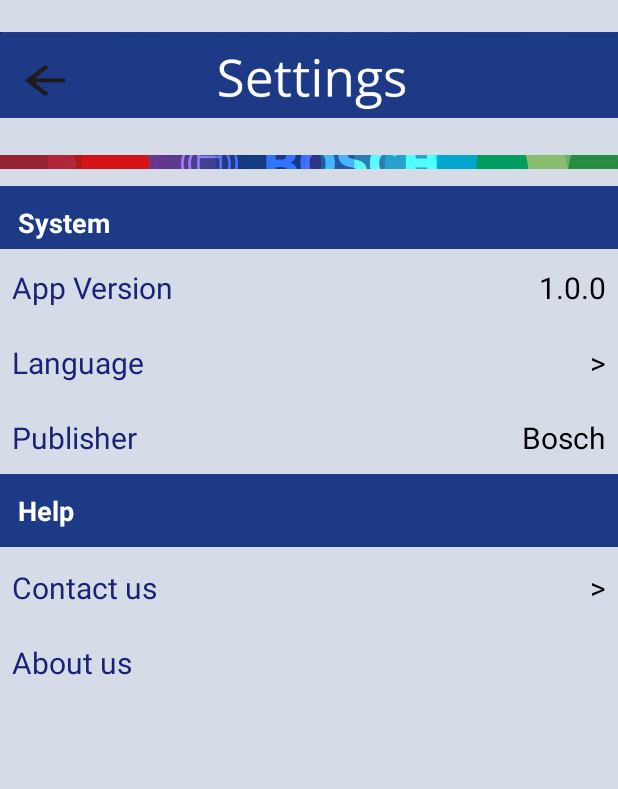
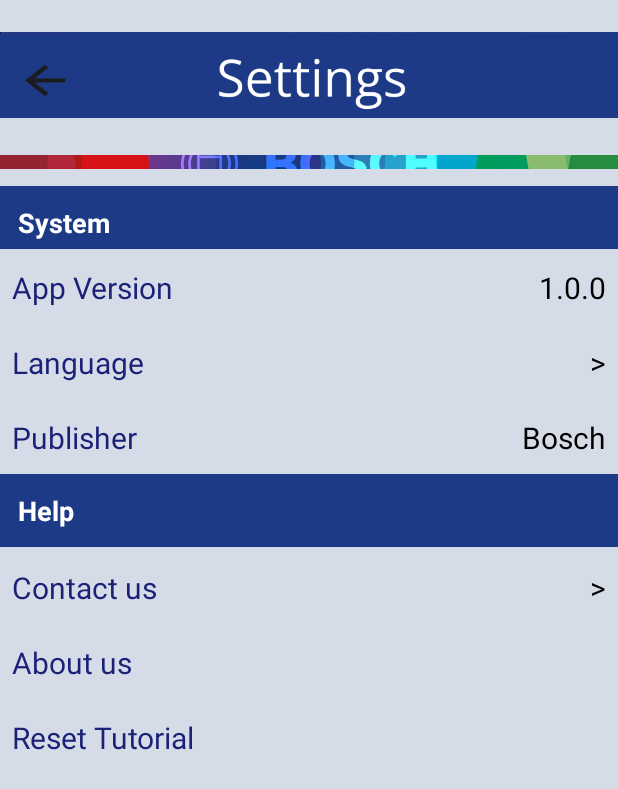
Before and after one commit to unique6246/sceneform-android-master, an Android app: the SettingsActivity screen opened directly, with no data from a screen before it, on a phone screen of 412 x 824 dp. Shown: the top 789 px of the screen. Run offline under Robolectric (Android 15) with nearby library versions, the phone set to English and light mode, and no system bars; network calls fail.

Commit message:
done front face

```diff
--- a/samples/ar-model-viewer/src/main/java/com/google/ar/sceneform/samples/gltf/SettingsActivity.kt
+++ b/samples/ar-model-viewer/src/main/java/com/google/ar/sceneform/samples/gltf/SettingsActivity.kt
@@ -27,31 +27,8 @@ class SettingsActivity : AppCompatActivity() {
             finish()
         }
 
-        // Onboarding elements
-        onboardingOverlay = findViewById(R.id.onboarding_overlay)
-        tutorialText = findViewById(R.id.tutorial_text)
-        nextButton = findViewById(R.id.next_button)
-        skipButton = findViewById(R.id.skip_button)
-
-        val sharedPreferences: SharedPreferences = getSharedPreferences("AppPrefs", MODE_PRIVATE)
-        val isFirstLaunch = sharedPreferences.getBoolean("isFirstLaunch_Settings", true)
-
-        if (!isFirstLaunch) {
-            onboardingOverlay.visibility = View.GONE // Hide overlay if already seen
-        } else {
-            showTutorialStep()
-        }
-
-        // Tutorial navigation
-        nextButton.setOnClickListener {
-            tutorialStep++
-            showTutorialStep()
-        }
-
-        // Skip tutorial
-        skipButton.setOnClickListener {
-            onboardingOverlay.visibility = View.GONE
-            saveFirstLaunchPreference()
+        findViewById<View>(R.id.reset_tutorial_button).setOnClickListener {
+            resetTutorial()
         }
 
         // Button listeners
@@ -64,41 +41,6 @@ class SettingsActivity : AppCompatActivity() {
         findViewById<View>(R.id.about_us_section).setOnClickListener {
             onAboutUsClick(it)
         }
-    }
-
-    private fun showTutorialStep() {
-        when (tutorialStep) {
-            0 -> {
-                tutorialText.text = "This is where you can see the app version."
-                findViewById<View>(R.id.highlight_version_section).visibility = View.VISIBLE
-            }
-            1 -> {
-                tutorialText.text = "Tap here to change your language settings."
-                findViewById<View>(R.id.highlight_language_section).visibility = View.VISIBLE
-                findViewById<View>(R.id.highlight_version_section).visibility = View.GONE
-            }
-            2 -> {
-                tutorialText.text = "Contact us if you need any help!"
-                findViewById<View>(R.id.highlight_contact_us_section).visibility = View.VISIBLE
-                findViewById<View>(R.id.highlight_language_section).visibility = View.GONE
-            }
-            3 -> {
-                tutorialText.text = "Learn more about us."
-                findViewById<View>(R.id.highlight_about_us_section).visibility = View.VISIBLE
-                findViewById<View>(R.id.highlight_contact_us_section).visibility = View.GONE
-            }
-            4 -> {
-                onboardingOverlay.visibility = View.GONE
-                saveFirstLaunchPreference()
-            }
-        }
-    }
-
-    private fun saveFirstLaunchPreference() {
-        val sharedPreferences: SharedPreferences = getSharedPreferences("AppPrefs", MODE_PRIVATE)
-        val editor = sharedPreferences.edit()
-        editor.putBoolean("isFirstLaunch_Settings", false) // Mark tutorial as completed
-        editor.apply()
     }
 
     // Method for "About Us" click
@@ -132,6 +74,18 @@ class SettingsActivity : AppCompatActivity() {
         chooser.putExtra(Intent.EXTRA_INITIAL_INTENTS, arrayOf(dialIntent))
         startActivity(chooser)
     }
+    private fun resetTutorial() {
+        val sharedPreferences: SharedPreferences = getSharedPreferences("AppPrefs", MODE_PRIVATE)
+        val editor = sharedPreferences.edit()
+
+        // Reset tutorial flags
+        editor.putBoolean("isFirstLaunch", true)
+        editor.putBoolean("isFirstLaunch_ModelView", true)
+
+        editor.apply()
+
+        Toast.makeText(this, "Tutorials reset successfully!", Toast.LENGTH_SHORT).show()
+    }
 
     // Method for "Language" click
     fun onLanguageClick(view: View) {
--- a/samples/ar-model-viewer/src/main/res/layout/activity_main7.xml
+++ b/samples/ar-model-viewer/src/main/res/layout/activity_main7.xml
@@ -198,81 +198,28 @@
                 android:textColor="#192276"
                 android:textSize="20sp" />
     </LinearLayout>
-    <RelativeLayout
-            android:id="@+id/onboarding_overlay"
+    <LinearLayout
+            android:id="@+id/reset_tutorial_button"
             android:layout_width="match_parent"
-            android:layout_height="match_parent"
-            android:background="#80000000"
-            android:visibility="gone">
+            android:layout_height="wrap_content"
+            android:layout_below="@id/imageView6"
+            android:layout_marginTop="350dp"
+            android:background="#d6dbe8"
+            android:clickable="true"
+            android:focusable="true"
+            android:onClick="resetTutorial"
+            android:orientation="horizontal"
+            android:paddingHorizontal="8dp"
+            android:paddingVertical="12dp">
 
-        <!-- Highlights for various sections -->
+        <TextView
+                android:layout_width="0dp"
+                android:layout_height="wrap_content"
+                android:layout_weight="1"
+                android:text="Reset Tutorial"
+                android:textColor="#192276"
+                android:textSize="20sp" />
+    </LinearLayout>
 
-        <View
-                android:id="@+id/highlight_version_section"
-                android:layout_width="match_parent"
-                android:layout_height="50dp"
-                android:layout_alignParentTop="true"
-                android:layout_marginTop="130dp"
-                android:background="@drawable/highlight_border"
-                android:visibility="visible"/>
-        <View
-                android:id="@+id/highlight_language_section"
-                android:layout_width="match_parent"
-                android:layout_height="50dp"
-                android:layout_below="@id/highlight_version_section"
-                android:background="@drawable/highlight_border"
-                android:visibility="gone"/>
 
-        <View
-                android:id="@+id/highlight_contact_us_section"
-                android:layout_width="match_parent"
-                android:layout_height="50dp"
-                android:layout_below="@id/highlight_language_section"
-                android:background="@drawable/highlight_border"
-                android:visibility="gone"/>
-
-        <View
-                android:id="@+id/highlight_about_us_section"
-                android:layout_width="match_parent"
-                android:layout_height="50dp"
-                android:layout_below="@id/highlight_contact_us_section"
-                android:background="@drawable/highlight_border"
-                android:visibility="gone"/>
-
-        <!-- Tutorial Text -->
-
-        <!-- Navigation Buttons -->
-        <TextView
-                android:id="@+id/tutorial_text"
-                android:layout_width="wrap_content"
-                android:layout_height="wrap_content"
-                android:padding="16dp"
-                android:text="Welcome to the tutorial!"
-                android:textColor="#FFFFFF"
-                android:textSize="18sp"
-                android:textStyle="bold" android:layout_marginTop="514dp" android:layout_alignParentTop="true"
-                android:layout_alignParentEnd="true" android:layout_marginEnd="95dp"/>
-        <Button
-                android:id="@+id/next_button"
-                android:layout_width="wrap_content"
-                android:layout_height="wrap_content"
-                android:layout_centerHorizontal="true"
-                android:layout_alignParentBottom="true"
-                android:layout_marginBottom="32dp"
-                android:text="Next"
-                android:background="@color/white"
-                android:textColor="@color/black"/>
-
-        <Button
-                android:id="@+id/skip_button"
-                android:layout_width="93dp"
-                android:layout_height="wrap_content"
-                android:layout_alignParentTop="true"
-                android:layout_alignParentEnd="true"
-                android:text="Skip"
-                android:background="@color/white"
-                android:textColor="@color/black" android:layout_alignParentStart="true"
-                android:layout_marginStart="311dp" android:layout_marginLeft="16dp" android:layout_marginTop="810dp"
-                android:layout_marginRight="16dp" android:layout_marginEnd="7dp" android:layout_marginBottom="16dp"/>
-    </RelativeLayout>
 </RelativeLayout>
```
Also changed, not shown: samples/ar-model-viewer/src/main/java/com/google/ar/sceneform/samples/gltf/HomeActivity1.kt (+5 -3 lines), samples/ar-model-viewer/src/main/java/com/google/ar/sceneform/samples/gltf/ModelPlacementActivity5.kt (+25 -10 lines), samples/ar-model-viewer/src/main/java/com/google/ar/sceneform/samples/gltf/ModelViewUsesActivity4.kt (+6 -7 lines), samples/ar-model-viewer/src/main/res/layout-land/activity_main5.xml (added, +116 -0 lines), 61 other files.
